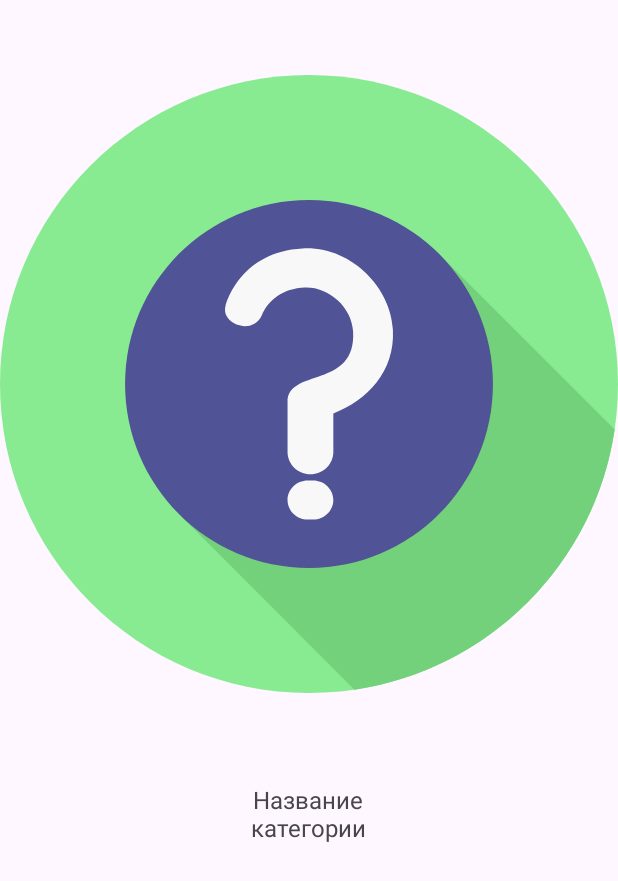
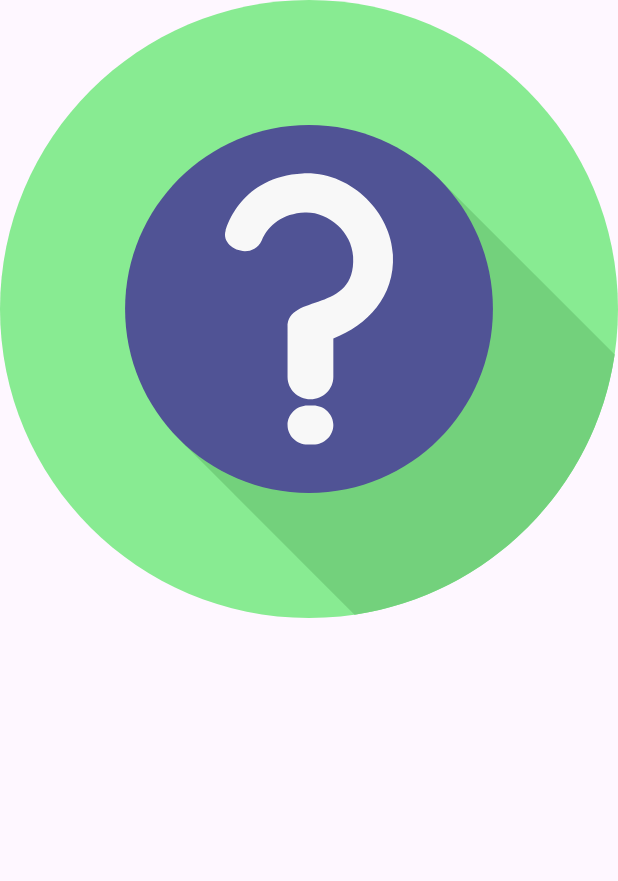
Before and after one commit to ne0masha/finsaver_app, an Android app: the layout item_category.xml on its own in the app's theme, with its tools: preview values and no code run, on a phone screen of 412 x 824 dp. Shown: the top 881 px of the screen. Run offline under Robolectric (Android 15) with nearby library versions, the phone set to English and light mode, and no system bars.

Commit message:
Fixed categories grid (height of item)

```diff
--- a/app/src/main/res/layout/item_category.xml
+++ b/app/src/main/res/layout/item_category.xml
@@ -1,7 +1,6 @@
 <LinearLayout
     xmlns:android="http://schemas.android.com/apk/res/android"
     android:layout_width="wrap_content"
-
     android:layout_height="wrap_content"
     android:orientation="vertical"
     android:gravity="center_horizontal"
@@ -9,8 +8,10 @@
 
     <ImageView
         android:id="@+id/category_icon"
+        android:layout_gravity="center_horizontal"
         android:layout_width="wrap_content"
         android:layout_height="wrap_content"
+        android:adjustViewBounds="true"
         android:src="@drawable/question_mark"/>
 
     <TextView
@@ -18,9 +19,10 @@
         android:gravity="center_horizontal"
         android:layout_width="wrap_content"
         android:layout_height="wrap_content"
+        android:layout_marginTop="10dp"
         android:maxWidth="90dp"
-        android:text="Название категории"
-        android:textSize="16sp"
-        android:layout_marginTop="10dp"/>
+        android:textSize="12sp"
+        android:textColor="@color/white"
+        />
 
 </LinearLayout>
--- a/app/src/main/res/layout/main_activity.xml
+++ b/app/src/main/res/layout/main_activity.xml
@@ -106,7 +106,7 @@
         <com.google.android.material.bottomnavigation.BottomNavigationView
             android:id="@+id/bottomNavigationView"
             android:layout_width="0dp"
-            android:layout_height="70dp"
+            android:layout_height="wrap_content"
             app:layout_constraintBottom_toBottomOf="parent"
             app:layout_constraintEnd_toEndOf="parent"
             app:layout_constraintStart_toStartOf="parent"
--- a/app/src/main/res/values/colors.xml
+++ b/app/src/main/res/values/colors.xml
@@ -19,5 +19,5 @@
     <color name="bottom_navigation_icon_color">#FFFFFF</color>
     <color name="bottom_navigation_background">#1F1F1F</color>
     <color name="selected_color">#a3a3a3</color>
-
+    <color name="selected_category_color">#151515</color>
 </resources>
```
